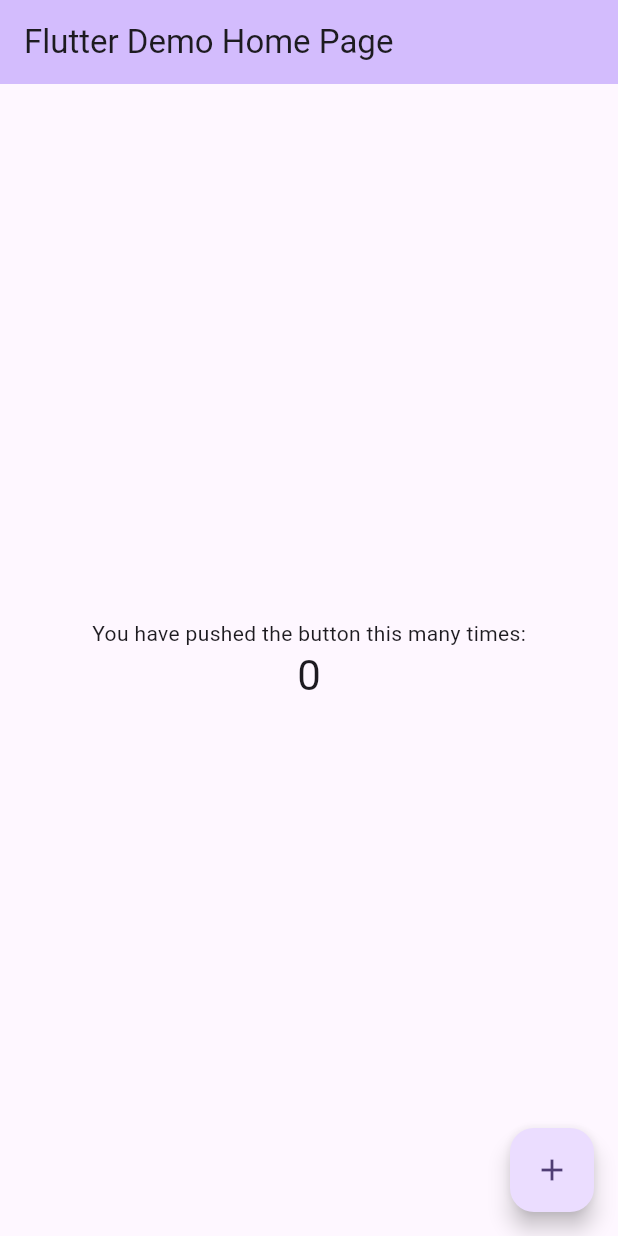
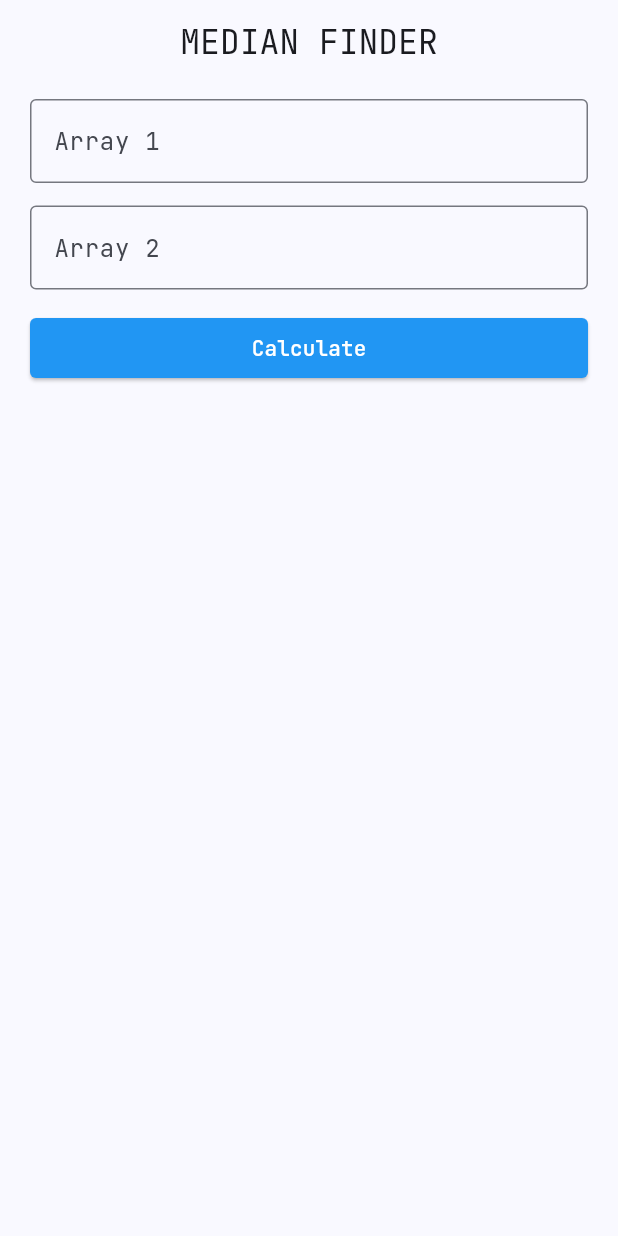
Before and after one commit to muuri19/Analisis-Kompleksitas-Algoritma, a Flutter app: the screen it shows after launch, on a phone screen of 412 x 824 dp. Run offline on Flutter 3.47's test engine with Material 3 defaults, Android fonts, the phone set to English and light mode, and no system bars; our stand-ins replace google_fonts, logger.

Commit message:
ui : finish make ui and use dummy data

```diff
--- /dev/null
+++ b/mobile_app/lib/algorithm/recursive_median.dart
@@ -0,0 +1,17 @@
+/*
+1. Fungsi ini membagi array berdasarkan posisi awal dan akhir (start, end).
+2. Ini memungkinkan kita mengontrol bagian mana dari array yang sedang diproses.
+3. Sama seperti metode iteratif, jika jumlah elemen ganjil, maka median adalah elemen di tengah.
+4. Jika jumlah elemen genap, maka median adalah rata-rata dua elemen tengah.
+ */
+
+double findMedianRecursive(List<int> nums, int start, int end){
+  int length = end - start + 1;
+  if(length % 2 == 1){
+    return nums[start + length ~/ 2].toDouble();
+  }else{
+    int mid1 = start + length ~/2 - 1;
+    int mid2 = start + length ~/2;
+    return (nums[mid1] + nums[mid2]) / 2;
+  }
+}
--- /dev/null
+++ b/mobile_app/lib/config/constans.dart
@@ -0,0 +1,5 @@
+import 'package:logger/logger.dart';
+
+class Constants {
+  static final Logger logger = Logger();
+}
--- a/mobile_app/lib/main.dart
+++ b/mobile_app/lib/main.dart
@@ -1,4 +1,6 @@
 import 'package:flutter/material.dart';
+import 'package:google_fonts/google_fonts.dart';
+import 'package:mobile_app/pages/home_pages.dart';
 
 void main() {
   runApp(const MyApp());
@@ -7,119 +9,17 @@ void main() {
 class MyApp extends StatelessWidget {
   const MyApp({super.key});
 
-  // This widget is the root of your application.
   @override
   Widget build(BuildContext context) {
     return MaterialApp(
-      title: 'Flutter Demo',
+      title: 'Median Finder',
+      debugShowCheckedModeBanner: false,
       theme: ThemeData(
-        // This is the theme of your application.
-        //
-        // TRY THIS: Try running your application with "flutter run". You'll see
-        // the application has a purple toolbar. Then, without quitting the app,
-        // try changing the seedColor in the colorScheme below to Colors.green
-        // and then invoke "hot reload" (save your changes or press the "hot
-        // reload" button in a Flutter-supported IDE, or press "r" if you used
-        // the command line to start the app).
-        //
-        // Notice that the counter didn't reset back to zero; the application
-        // state is not lost during the reload. To reset the state, use hot
-        // restart instead.
-        //
-        // This works for code too, not just values: Most code changes can be
-        // tested with just a hot reload.
-        colorScheme: ColorScheme.fromSeed(seedColor: Colors.deepPurple),
-        useMaterial3: true,
-      ),
-      home: const MyHomePage(title: 'Flutter Demo Home Page'),
+          colorScheme: ColorScheme.fromSeed(seedColor: Colors.blueAccent),
+          useMaterial3: true,
+          textTheme: GoogleFonts.jetBrainsMonoTextTheme()),
+      initialRoute: HomePages.routeName,
+      routes: {HomePages.routeName: (context) => const HomePages()},
     );
   }
 }
-
-class MyHomePage extends StatefulWidget {
-  const MyHomePage({super.key, required this.title});
-
-  // This widget is the home page of your application. It is stateful, meaning
-  // that it has a State object (defined below) that contains fields that affect
-  // how it looks.
-
-  // This class is the configuration for the state. It holds the values (in this
-  // case the title) provided by the parent (in this case the App widget) and
-  // used by the build method of the State. Fields in a Widget subclass are
-  // always marked "final".
-
-  final String title;
-
-  @override
-  State<MyHomePage> createState() => _MyHomePageState();
-}
-
-class _MyHomePageState extends State<MyHomePage> {
-  int _counter = 0;
-
-  void _incrementCounter() {
-    setState(() {
-      // This call to setState tells the Flutter framework that something has
-      // changed in this State, which causes it to rerun the build method below
-      // so that the display can reflect the updated values. If we changed
-      // _counter without calling setState(), then the build method would not be
-      // called again, and so nothing would appear to happen.
-      _counter++;
-    });
-  }
-
-  @override
-  Widget build(BuildContext context) {
-    // This method is rerun every time setState is called, for instance as done
-    // by the _incrementCounter method above.
-    //
-    // The Flutter framework has been optimized to make rerunning build methods
-    // fast, so that you can just rebuild anything that needs updating rather
-    // than having to individually change instances of widgets.
-    return Scaffold(
-      appBar: AppBar(
-        // TRY THIS: Try changing the color here to a specific color (to
-        // Colors.amber, perhaps?) and trigger a hot reload to see the AppBar
-        // change color while the other colors stay the same.
-        backgroundColor: Theme.of(context).colorScheme.inversePrimary,
-        // Here we take the value from the MyHomePage object that was created by
-        // the App.build method, and use it to set our appbar title.
-        title: Text(widget.title),
-      ),
-      body: Center(
-        // Center is a layout widget. It takes a single child and positions it
-        // in the middle of the parent.
-        child: Column(
-          // Column is also a layout widget. It takes a list of children and
-          // arranges them vertically. By default, it sizes itself to fit its
-          // children horizontally, and tries to be as tall as its parent.
-          //
-          // Column has various properties to control how it sizes itself and
-          // how it positions its children. Here we use mainAxisAlignment to
-          // center the children vertically; the main axis here is the vertical
-          // axis because Columns are vertical (the cross axis would be
-          // horizontal).
-          //
-          // TRY THIS: Invoke "debug painting" (choose the "Toggle Debug Paint"
-          // action in the IDE, or press "p" in the console), to see the
-          // wireframe for each widget.
-          mainAxisAlignment: MainAxisAlignment.center,
-          children: <Widget>[
-            const Text(
-              'You have pushed the button this many times:',
-            ),
-            Text(
-              '$_counter',
-              style: Theme.of(context).textTheme.headlineMedium,
-            ),
-          ],
-        ),
-      ),
-      floatingActionButton: FloatingActionButton(
-        onPressed: _incrementCounter,
-        tooltip: 'Increment',
-        child: const Icon(Icons.add),
-      ), // This trailing comma makes auto-formatting nicer for build methods.
-    );
-  }
-}
--- /dev/null
+++ b/mobile_app/lib/pages/home_pages.dart
@@ -0,0 +1,102 @@
+import 'package:flutter/material.dart';
+import 'package:mobile_app/algorithm/iterative_median.dart';
+import 'package:mobile_app/config/constans.dart';
+import 'package:mobile_app/widgets/button_calculate.dart';
+import 'package:mobile_app/widgets/card_output.dart';
+import 'package:mobile_app/widgets/custom_textfield.dart';
+
+class HomePages extends StatefulWidget {
+  static const routeName = 'home';
+  const HomePages({super.key});
+
+  @override
+  State<HomePages> createState() => _HomePagesState();
+}
+
+class _HomePagesState extends State<HomePages> {
+  final TextEditingController array1Controller = TextEditingController();
+  final TextEditingController array2Controller = TextEditingController();
+
+  double? iteratifMedian;
+  double? recursiveMedian;
+  Duration? iteratifTime;
+  Duration? recursiveTime;
+
+  void calculateMedian() {
+    final List<int> array1 = array1Controller.text
+        .split(',')
+        .map((e) => int.tryParse(e.trim()) ?? 0)
+        .toList();
+    final List<int> array2 = array1Controller.text
+        .split(',')
+        .map((e) => int.tryParse(e.trim()) ?? 0)
+        .toList();
+
+    final List<int> combinedArray = [...array1, ...array2]..sort();
+
+    //Calculate Iterative Method
+    final stopwatch1 = Stopwatch()..start();
+    iteratifMedian = findMedianIterative(combinedArray);
+    stopwatch1.stop();
+    iteratifTime = stopwatch1.elapsed;
+
+    //Calculate Iterative Method
+    final stopwatch2 = Stopwatch()..start();
+    iteratifMedian = findMedianIterative(combinedArray);
+    stopwatch2.stop();
+    iteratifTime = stopwatch2.elapsed;
+
+    Constants.logger.i(
+        "Median Iterative : $iteratifMedian\nMedian Recursive : $recursiveMedian");
+    Constants.logger.i(
+        "Running Time Iterative: $iteratifTime\nRunning Time Recursive : $recursiveTime");
+
+    setState(() {});
+  }
+
+  @override
+  Widget build(BuildContext context) {
+    return Scaffold(
+      appBar: AppBar(
+        title: const Text("MEDIAN FINDER"),
+        centerTitle: true,
+      ),
+      body: SingleChildScrollView(
+        child: Padding(
+          padding: const EdgeInsets.symmetric(horizontal: 20, vertical: 10),
+          child: Column(
+            children: [
+              CustomTextfield(
+                labelText: "Array 1",
+                controller: array1Controller,
+              ),
+              const SizedBox(
+                height: 15,
+              ),
+              CustomTextfield(
+                labelText: "Array 2",
+                controller: array2Controller,
+              ),
+              const SizedBox(
+                height: 15,
+              ),
+              ButtonCalculate(
+                onPressed: calculateMedian,
+              ),
+              const SizedBox(
+                height: 15,
+              ),
+              if (iteratifMedian != null && recursiveMedian != null) ...[
+                CardOutput(
+                    iteratifMedian: iteratifMedian.toString(),
+                    recursiveMedian: recursiveMedian.toString(),
+                    iteratifTime: iteratifTime.toString(),
+                    recursiveTime: toString())
+              ]
+            ],
+          ),
+        ),
+      ),
+    );
+  }
+}
--- /dev/null
+++ b/mobile_app/lib/widgets/button_calculate.dart
@@ -0,0 +1,24 @@
+import 'package:flutter/material.dart';
+
+class ButtonCalculate extends StatelessWidget {
+  const ButtonCalculate({super.key, required this.onPressed});
+  final VoidCallback onPressed;
+
+  @override
+  Widget build(BuildContext context) {
+    return SizedBox(
+      width: MediaQuery.of(context).size.width,
+      child: ElevatedButton(
+        onPressed: onPressed,
+        style: ElevatedButton.styleFrom(
+            backgroundColor: Colors.blue,
+            shape:
+                RoundedRectangleBorder(borderRadius: BorderRadius.circular(4))),
+        child: const Text(
+          "Calculate",
+          style: TextStyle(color: Colors.white),
+        ),
+      ),
+    );
+  }
+}
--- /dev/null
+++ b/mobile_app/lib/widgets/custom_textfield.dart
@@ -0,0 +1,16 @@
+import 'package:flutter/material.dart';
+
+class CustomTextfield extends StatelessWidget {
+  const CustomTextfield({super.key, required this.labelText, required this.controller});
+  final String labelText;
+  final TextEditingController controller;
+  @override
+  Widget build(BuildContext context) {
+    return SizedBox(
+        width: MediaQuery.of(context).size.width,
+        child: TextField(
+          decoration: InputDecoration(
+              border: const OutlineInputBorder(), labelText: labelText),
+        ));
+  }
+}
```
Also changed, not shown: mobile_app/lib/algorithm/iterative_median.dart (added, +10 -0 lines), mobile_app/lib/widgets/card_output.dart (added, +76 -0 lines), mobile_app/pubspec.yaml (+6 -2 lines), mobile_app/pubspec.lock, 2 other files.
